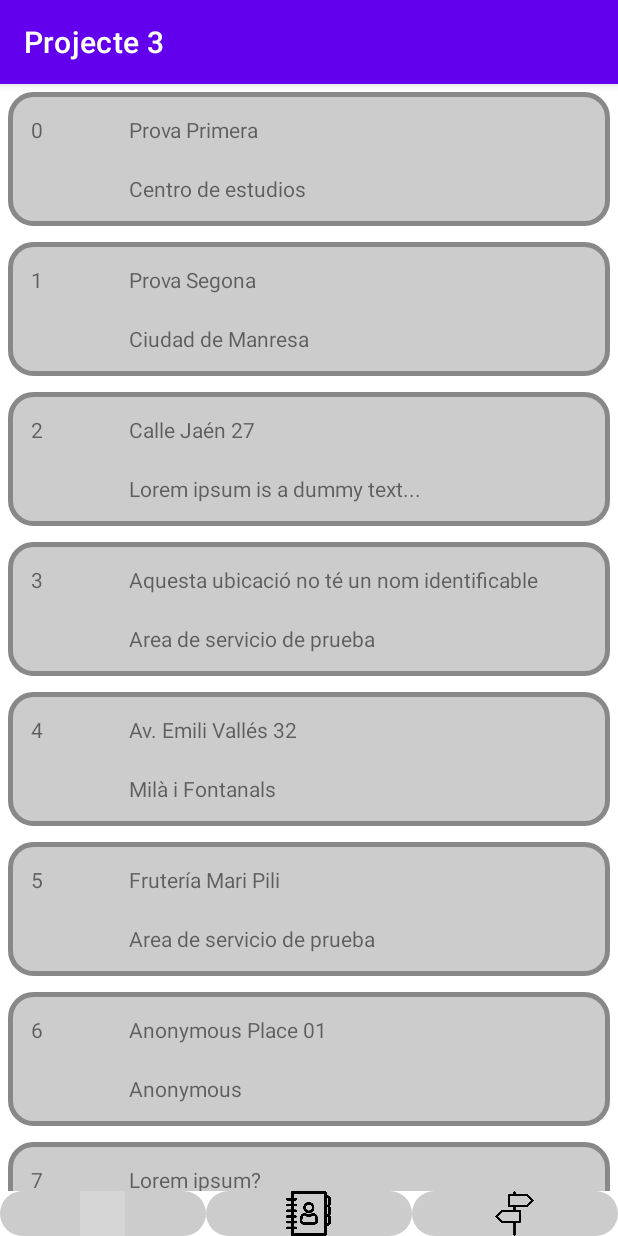
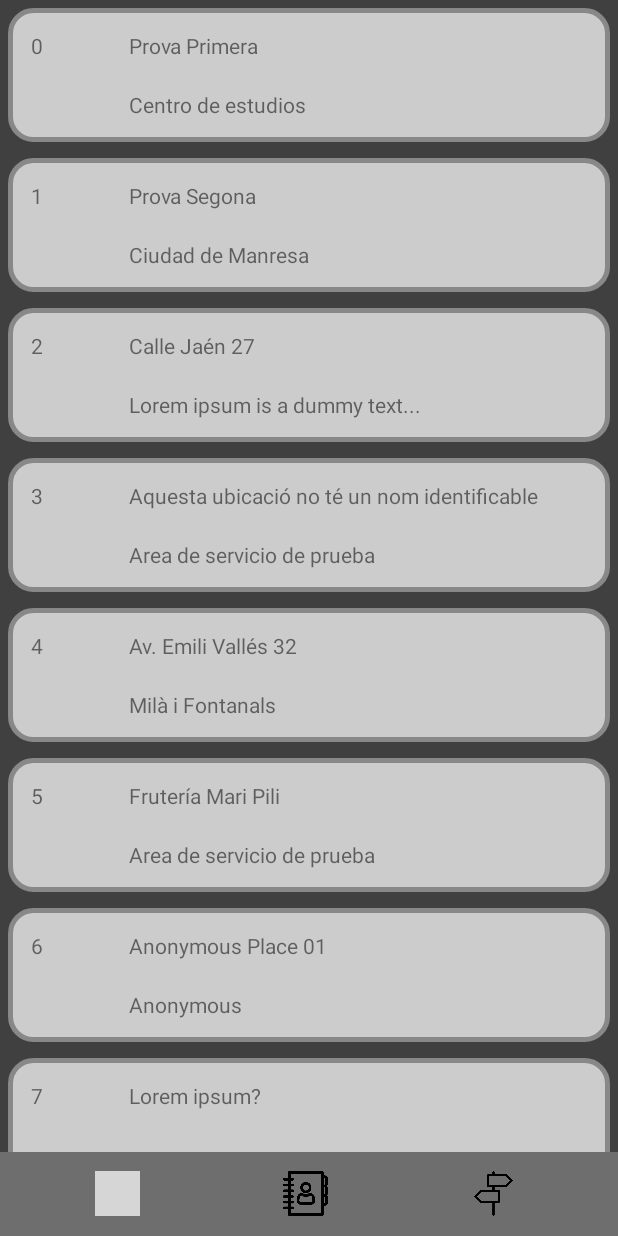
Before and after one commit to NoNickNam3/Projecte-3, an Android app: the screen it shows after launch (MainActivity), on a phone screen of 412 x 824 dp. Run offline under Robolectric (Android 15) with nearby library versions, the light colour scheme and no system bars; grey boxes are pictures that could not be loaded.

Commit message:
Toolbars Dark Theme done, supportActionBar oculta

```diff
--- a/App_Projecte_3/app/src/main/java/org/milaifontanals/projecte3/MainActivity.java
+++ b/App_Projecte_3/app/src/main/java/org/milaifontanals/projecte3/MainActivity.java
@@ -7,6 +7,7 @@ import androidx.recyclerview.widget.RecyclerView;
 import android.content.Intent;
 import android.net.Uri;
 import android.os.Bundle;
+import android.view.View;
 
 import org.milaifontanals.projecte3.adapters.UbicacionAdapter;
 import org.milaifontanals.projecte3.model.Ubicacion;
@@ -19,7 +20,18 @@ public class MainActivity extends AppCompatActivity {
     @Override
     protected void onCreate(Bundle savedInstanceState) {
         super.onCreate(savedInstanceState);
+
+        //-------------------------------
+        //  Ocultar barra navegación
+        //-------------------------------
+//        View decorView = getWindow().getDecorView();
+//        int uiOptions = View.SYSTEM_UI_FLAG_HIDE_NAVIGATION;
+//        decorView.setSystemUiVisibility(uiOptions);
+        getSupportActionBar().hide();
+
         setContentView(R.layout.activity_main);
+
+
 
         //---------------------------------
         // Configuració del RecyclerView
--- a/App_Projecte_3/app/src/main/res/drawable/background_button.xml
+++ b/App_Projecte_3/app/src/main/res/drawable/background_button.xml
@@ -9,7 +9,7 @@
         android:width="0dp"/>
 
     <solid
-        android:color="#cccccc"/>
+        android:color="#00CCCCCC"/>
 
     <corners
         android:radius="15dp"/>
--- a/App_Projecte_3/app/src/main/res/layout/activity_main.xml
+++ b/App_Projecte_3/app/src/main/res/layout/activity_main.xml
@@ -5,7 +5,8 @@
     android:layout_width="match_parent"
     android:layout_height="match_parent"
     android:orientation="vertical"
-    tools:context=".MainActivity">
+    tools:context=".MainActivity"
+    android:background="@color/backgroundApp">
 
     <androidx.recyclerview.widget.RecyclerView
         android:id="@+id/rcvUbicacion"
@@ -14,9 +15,11 @@
         android:layout_weight="1">
     </androidx.recyclerview.widget.RecyclerView>
 
-    <LinearLayout
+    <androidx.appcompat.widget.Toolbar
         android:layout_width="match_parent"
         android:layout_height="wrap_content"
+        android:layout_alignParentStart="true"
+        android:background="@color/toolBarColorDark"
         app:layout_constraintBottom_toBottomOf="parent">
 
         <GridLayout
@@ -24,6 +27,7 @@
             android:layout_height="match_parent"
             app:layout_constraintLeft_toLeftOf="parent"
             app:layout_constraintTop_toTopOf="parent"
+            android:layout_marginRight="20dp"
             >
 
             <FrameLayout
@@ -34,7 +38,9 @@
                 android:orientation="horizontal"
                 android:layout_columnWeight="1"
                 android:layout_column="0"
-                android:layout_row="0" >
+                android:layout_row="0"
+                android:layout_marginRight="5dp"
+                android:layout_marginLeft="5dp" >
 
                 <ImageView
                     android:layout_width="wrap_content"
@@ -55,7 +61,9 @@
                 android:orientation="horizontal"
                 android:layout_columnWeight="1"
                 android:layout_column="1"
-                android:layout_row="0" >
+                android:layout_row="0"
+                android:layout_marginRight="5dp"
+                android:layout_marginLeft="5dp" >
 
                 <ImageView
                     android:layout_width="wrap_content"
@@ -76,7 +84,9 @@
                 android:orientation="horizontal"
                 android:layout_columnWeight="1"
                 android:layout_column="2"
-                android:layout_row="0" >
+                android:layout_row="0"
+                android:layout_marginRight="5dp"
+                android:layout_marginLeft="5dp">
 
                 <ImageView
                     android:layout_width="wrap_content"
@@ -90,6 +100,6 @@
             </FrameLayout>
 
         </GridLayout>
-    </LinearLayout>
+    </androidx.appcompat.widget.Toolbar>
 
 </LinearLayout>
--- a/App_Projecte_3/app/src/main/res/values-night/themes.xml
+++ b/App_Projecte_3/app/src/main/res/values-night/themes.xml
@@ -12,5 +12,6 @@
         <!-- Status bar color. -->
         <item name="android:statusBarColor">?attr/colorPrimaryVariant</item>
         <!-- Customize your theme here. -->
+        <item name="android:navigationBarColor">@color/toolBarColorDark</item>
     </style>
 </resources>
--- a/App_Projecte_3/app/src/main/res/values/colors.xml
+++ b/App_Projecte_3/app/src/main/res/values/colors.xml
@@ -1,5 +1,7 @@
 <?xml version="1.0" encoding="utf-8"?>
 <resources>
+    <color name="toolBarColorDark">#6E6E6E</color>
+    <color name="backgroundApp">#404040</color>
     <color name="purple_200">#FFBB86FC</color>
     <color name="purple_500">#FF6200EE</color>
     <color name="purple_700">#FF3700B3</color>
```
Also changed, not shown: 3 other files.
